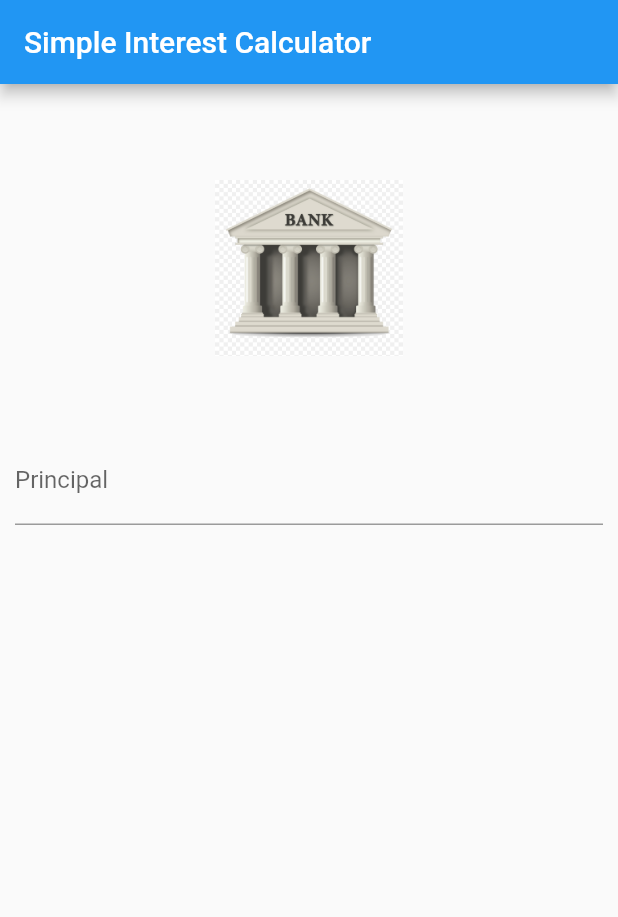
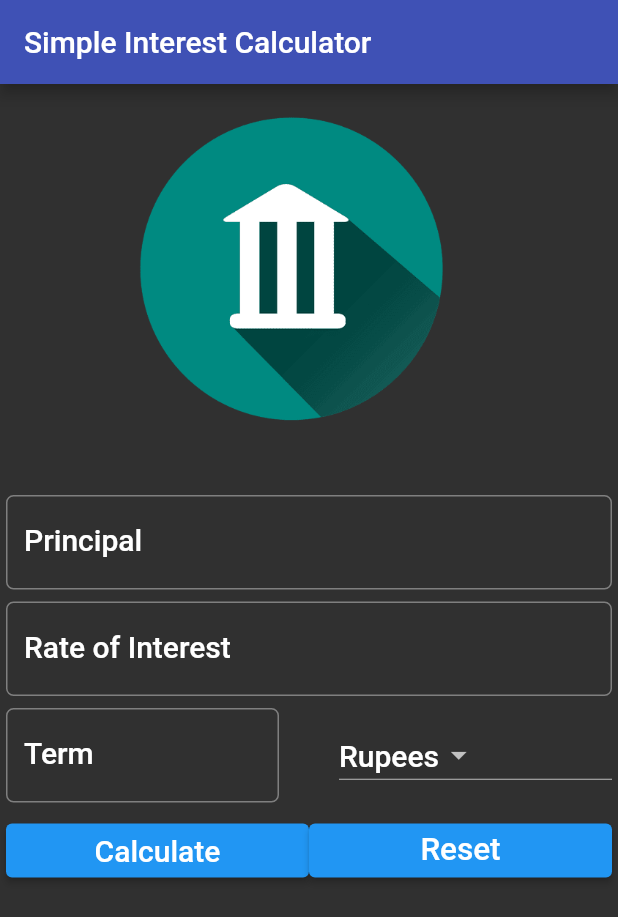
Before and after one commit to Ritikag2906/Simple-Interest-Calculator, a Flutter app: the screen it shows after launch, on a phone screen of 412 x 824 dp. Shown: the top 917 px of the screen. Run offline on Flutter 3.47's test engine with Material 2 defaults, Android fonts, the phone set to English and light mode, and no system bars.

Commit message:
Final App

```diff
--- a/lib/main.dart
+++ b/lib/main.dart
@@ -7,10 +7,15 @@ void main() {
 class MyApp extends StatelessWidget {
   @override
   Widget build(BuildContext context) {
-    return MaterialApp(
+    return Center(
+      child: MaterialApp(
         title: 'Simple Interest Calculator',
         home: SIForm(),
         debugShowCheckedModeBanner: false,
+        theme:
+            ThemeData(brightness: Brightness.dark, primaryColor: Colors.indigo),
+        // accentColor: Colors.indigoAccent
+      ),
     );
   }
 }
@@ -23,25 +28,139 @@ class SIForm extends StatefulWidget {
 }
 
 class _SIFormState extends State<SIForm> {
-  var _currencies = ['Rupees', 'Dollars', 'Pounds'];
-  final _minimumPadding = 5.0;
+  var _currencies = ['Rupees', 'Dollars', 'Pounds', 'Euros'];
+  final _minimumPadding = 4.0;
+  var _currentItemSelected = '';
+
+  @override
+  void initState() {
+    super.initState();
+    _currentItemSelected = _currencies[0];
+  }
+
+  TextEditingController principalController = TextEditingController();
+  TextEditingController roiController = TextEditingController();
+  TextEditingController termController = TextEditingController();
+
+  var displayResult = '';
 
   @override
   Widget build(BuildContext context) {
+    TextStyle textStyle = Theme.of(context).textTheme.headline6;
+
     return Scaffold(
+      // resizeToAvoidBottomInset: false,
       appBar: AppBar(
         title: Text("Simple Interest Calculator"),
       ),
       body: Container(
-        margin: EdgeInsets.all(_minimumPadding * 2),
-        child: Column(
+        margin: EdgeInsets.all(_minimumPadding),
+        child: ListView(
           children: <Widget>[
             getImageAsset(),
-            TextField(
+            Padding(
+                padding: EdgeInsets.only(
+                    top: _minimumPadding, bottom: _minimumPadding),
+                child: TextField(
                   keyboardType: TextInputType.number,
+                  style: textStyle,
+                  controller: principalController,
                   decoration: InputDecoration(
                       labelText: 'Principal',
-                  hintText: 'Enter Principal e.g. 50000'),
+                      hintText: 'Enter Principal e.g. 10000',
+                      labelStyle: textStyle,
+                      border: OutlineInputBorder(
+                          borderRadius: BorderRadius.circular(5.0))),
+                )),
+            Padding(
+                padding: EdgeInsets.only(
+                    top: _minimumPadding, bottom: _minimumPadding),
+                child: TextField(
+                  keyboardType: TextInputType.number,
+                  style: textStyle,
+                  controller: roiController,
+                  decoration: InputDecoration(
+                      labelText: 'Rate of Interest',
+                      hintText: 'In Percentage',
+                      labelStyle: textStyle,
+                      border: OutlineInputBorder(
+                          borderRadius: BorderRadius.circular(5.0))),
+                )),
+            Padding(
+                padding: EdgeInsets.only(
+                    top: _minimumPadding, bottom: _minimumPadding),
+                child: Row(
+                  children: <Widget>[
+                    Expanded(
+                        child: TextField(
+                      keyboardType: TextInputType.number,
+                      style: textStyle,
+                      controller: termController,
+                      decoration: InputDecoration(
+                          labelText: 'Term',
+                          hintText: 'Time in years',
+                          labelStyle: textStyle,
+                          border: OutlineInputBorder(
+                              borderRadius: BorderRadius.circular(5.0))),
+                    )),
+                    Container(
+                      width: _minimumPadding * 10,
+                    ),
+                    Expanded(
+                        child: DropdownButton<String>(
+                            items: _currencies.map((String value) {
+                              return DropdownMenuItem<String>(
+                                value: value,
+                                child: Text(value),
+                              );
+                            }).toList(),
+                            value: _currentItemSelected,
+                            // value: 'Rupees',
+                            style: textStyle,
+                            onChanged: (String newValueSelected) {
+                              _onDropDownItemSelected(newValueSelected);
+                            }))
+                  ],
+                )),
+            Padding(
+                padding: EdgeInsets.only(
+                    top: _minimumPadding, bottom: _minimumPadding),
+                child: Row(
+                  children: <Widget>[
+                    Expanded(
+                        child: ElevatedButton(
+                      // color: Theme.of(context).accentColor,
+                      child: Text(
+                        'Calculate',
+                        style: textStyle,
+                      ),
+                      onPressed: () {
+                        setState(() {
+                          this.displayResult = _calculateTotalReturns();
+                        });
+                      },
+                    )),
+                    Expanded(
+                        child: ElevatedButton(
+                      child: Text(
+                        'Reset',
+                        // style: textStyle,
+                        textScaleFactor: 1.5,
+                      ),
+                      onPressed: () {
+                        setState(() {
+                          _reset();
+                        });
+                      },
+                    ))
+                  ],
+                )),
+            Padding(
+              padding: EdgeInsets.all(_minimumPadding * 2),
+              child: Text(
+                this.displayResult,
+                style: textStyle,
+              ),
             )
           ],
         ),
@@ -49,19 +168,46 @@ class _SIFormState extends State<SIForm> {
     );
   }
 
+  void get color => color;
+
   Widget getImageAsset() {
-    AssetImage assetImage = AssetImage('images/moneybank.png');
+    AssetImage assetImage = AssetImage('images/bnk.png');
     Image image = Image(
       image: assetImage,
-      width: 125.0,
-      height: 125.0,
+      width: 250.0,
+      height: 250.0,
     );
 
-    return Center(
-      child: Container(
+    return Container(
       child: image,
-        margin: EdgeInsets.all(_minimumPadding * 10),
-      ),
+      margin: EdgeInsets.all(_minimumPadding * 2),
     );
   }
+
+  void _onDropDownItemSelected(String newValueSelected) {
+    setState(() {
+      this._currentItemSelected = newValueSelected;
+    });
   }
+
+  String _calculateTotalReturns() {
+    double principal = double.parse(principalController.text);
+    double roi = double.parse(roiController.text);
+    double term = double.parse(termController.text);
+
+    double totalAmountPayable = principal + (principal * roi * term) / 100;
+
+    String result =
+        'After $term years, your investment will be worth $totalAmountPayable $_currentItemSelected';
+
+    return result;
+  }
+
+  void _reset() {
+    principalController.text = '';
+    roiController.text = '';
+    termController.text = '';
+    displayResult = '';
+    _currentItemSelected = _currencies[0];
+  }
+}
--- a/pubspec.yaml
+++ b/pubspec.yaml
@@ -46,7 +46,7 @@ flutter:
 
   # To add assets to your application, add an assets section, like this:
   assets:
-    - images/moneybank.png
+    - images/bnk.png
   #   - images/a_dot_ham.jpeg
 
   # An image asset can refer to one or more resolution-specific "variants", see
```
Also changed, not shown: images/bnk.png (added), images/money.jpg (deleted), images/wallet.png (added). Lines whose indentation alone changed are shown as unchanged.
